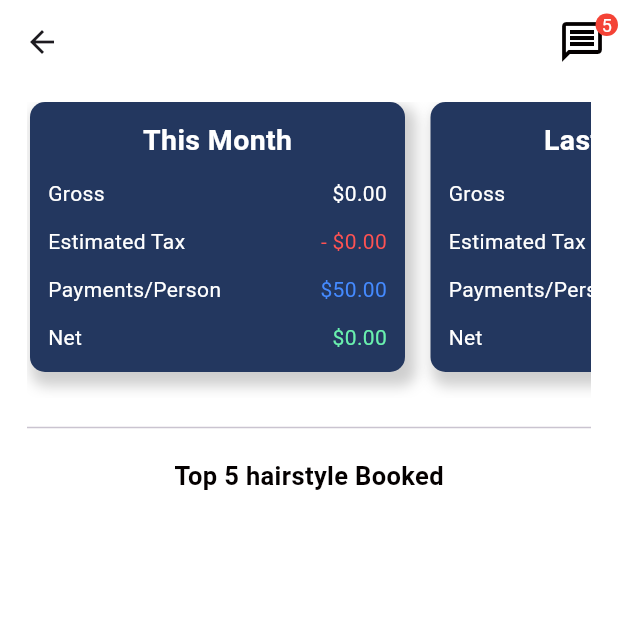
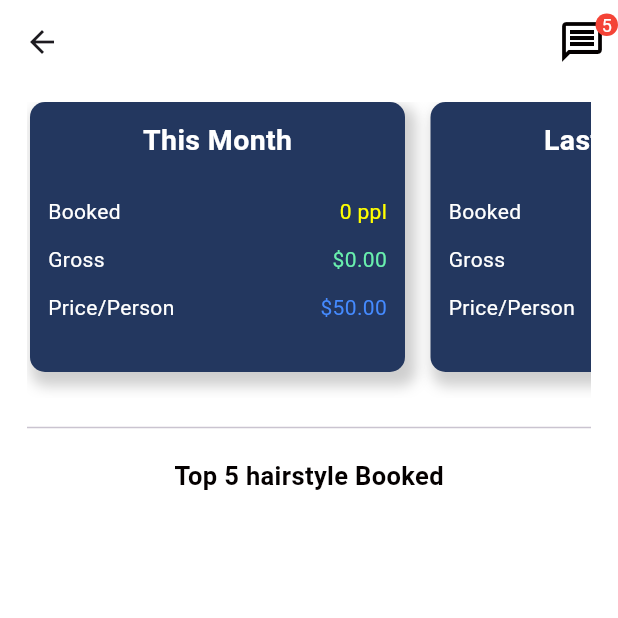
Before and after one commit to toballz/hairsalon_template_flutter, a Flutter app: the StatisticsPage screen opened directly, on a phone screen of 412 x 824 dp, the top half of it. Run offline on Flutter 3.47's test engine with Material 3 defaults, Android fonts, the phone set to English and light mode, and no system bars; our stand-ins replace animate_do, calendar_date_picker2, fluttertoast, localstorage; network calls fail.

Commit message:
5/8/2024
5/8/2024

```diff
--- a/lib/stats.dart
+++ b/lib/stats.dart
@@ -22,16 +22,13 @@ class StatisticsPageState extends State<StatisticsPage> {
   List<dynamic>? popularHairstyleBooked = [];
 
   int thisMonthGross = 0;
-  double thisMonthEstimatedTax = 0;
-  double thisMonthNet = 0;
+  int thisMonthCount = 0;
   //
-  int lastMonthGross = 0;
-  double lastMonthEstimatedTax = 0;
-  double lastMonthNet = 0;
+  int  lastMonthGross = 0;
+  int lastMonthCount = 0;
   //
   int allMonthGross = 0;
-  double allMonthEstimatedTax = 0;
-  double allMonthNet = 0;
+  int allMonthCount = 0;
 
   void getHttpPosters() async {
     String beginingOfMonth =
@@ -60,17 +57,14 @@ class StatisticsPageState extends State<StatisticsPage> {
         popularHairstyleBooked = countStaeeiwts!['popularHairstyleBooked'];
         //print(countStaeeiwts);
 
-        thisMonthGross = int.parse(countStaeeiwts!['beginingOfThisMonth']) * 50;
-        thisMonthEstimatedTax = thisMonthGross - (thisMonthGross * 0.7);
-        thisMonthNet = thisMonthGross - thisMonthEstimatedTax;
+        thisMonthCount = int.parse(countStaeeiwts!['beginingOfThisMonth']);
+        thisMonthGross =  thisMonthCount * 50;
         //
-        lastMonthGross = int.parse(countStaeeiwts!['lastMonth']) * 50;
-        lastMonthEstimatedTax = lastMonthGross - (lastMonthGross * 0.7);
-        lastMonthNet = lastMonthGross - lastMonthEstimatedTax;
+        lastMonthCount = int.parse(countStaeeiwts!['lastMonth']);
+        lastMonthGross =  lastMonthCount * 50;
         //
-        allMonthGross = int.parse(countStaeeiwts!['allToDate']) * 50;
-        allMonthEstimatedTax = allMonthGross - (allMonthGross * 0.7);
-        allMonthNet = allMonthGross - allMonthEstimatedTax;
+        allMonthCount = int.parse(countStaeeiwts!['allToDate']);
+        allMonthGross =  allMonthCount * 50;
       });
     }
   }
@@ -129,21 +123,18 @@ class StatisticsPageState extends State<StatisticsPage> {
                       children: <Widget>[
                         TabletAiiStats(
                             titleo: "This Month",
-                            grosso: thisMonthGross,
-                            etaxo: thisMonthEstimatedTax,
-                            neto: thisMonthNet),
+                            counto: thisMonthCount,
+                            grosso: thisMonthGross),
 
                         TabletAiiStats(
                           titleo: "Last Month",
+                          counto: lastMonthCount,
                           grosso: lastMonthGross,
-                          etaxo: lastMonthEstimatedTax,
-                          neto: lastMonthNet,
                         ),
                         TabletAiiStats(
                           titleo: "All till date",
+                          counto: allMonthCount,
                           grosso: allMonthGross,
-                          etaxo: allMonthEstimatedTax,
-                          neto: allMonthNet,
                         )
                         // Add more containers as needed
                       ],
@@ -190,16 +181,14 @@ class StatisticsPageState extends State<StatisticsPage> {
 //
 class TabletAiiStats extends StatelessWidget {
   final String titleo;
+  final int counto;
   final int grosso;
-  final double etaxo;
-  final double neto;
 
   const TabletAiiStats(
       {super.key,
       required this.titleo,
-      required this.grosso,
-      required this.etaxo,
-      required this.neto});
+      required this.counto,
+      required this.grosso});
 
   @override
   Widget build(BuildContext context) {
@@ -228,32 +217,27 @@ class TabletAiiStats extends StatelessWidget {
                   fontSize: 19,
                   color: Colors.white)),
           const SizedBox(height: 12),
+          const SizedBox(height: 12),
+          Row(children: [
+            const Text("Booked", style: TextStyle(color: Colors.white)),
+            const Spacer(),
+            Text("${NumberFormat("#,###", "en_US").format(counto)} ppl",
+                style: const TextStyle(color: Colors.yellowAccent))
+          ]),
+          const SizedBox(height: 12),
           Row(children: [
             const Text("Gross", style: TextStyle(color: Colors.white)),
             const Spacer(),
             Text("\$${NumberFormat("#,##0.00", "en_US").format(grosso)}",
-                style: const TextStyle(color: Colors.white))
-          ]),
-          const SizedBox(height: 12),
-          Row(children: [
-            const Text("Estimated Tax", style: TextStyle(color: Colors.white)),
-            const Spacer(),
-            Text("- \$${NumberFormat("#,##0.00", "en_US").format(etaxo)}",
-                style: const TextStyle(color: Colors.redAccent))
+                style: const TextStyle(color: Colors.greenAccent))
           ]),
           const SizedBox(height: 12),
           const Row(children: [
-            Text("Payments/Person", style: TextStyle(color: Colors.white)),
+            Text("Price/Person", style: TextStyle(color: Colors.white)),
             Spacer(),
             Text("\$50.00", style: TextStyle(color: Colors.blueAccent))
           ]),
-          const SizedBox(height: 12),
-          Row(children: [
-            const Text("Net", style: TextStyle(color: Colors.white)),
-            const Spacer(),
-            Text("\$${NumberFormat("#,##0.00", "en_US").format(neto)}",
-                style: const TextStyle(color: Colors.greenAccent))
-          ])
+          const SizedBox(height: 12)
         ],
       ),
     );
```
Also changed, not shown: lib/calendar.dart (+14 -13 lines), lib/h.dart (+25 -10 lines), lib/index.dart (+8 -14 lines), lib/receipt.dart (+6 -6 lines), pubspec.lock, 9 other files.
